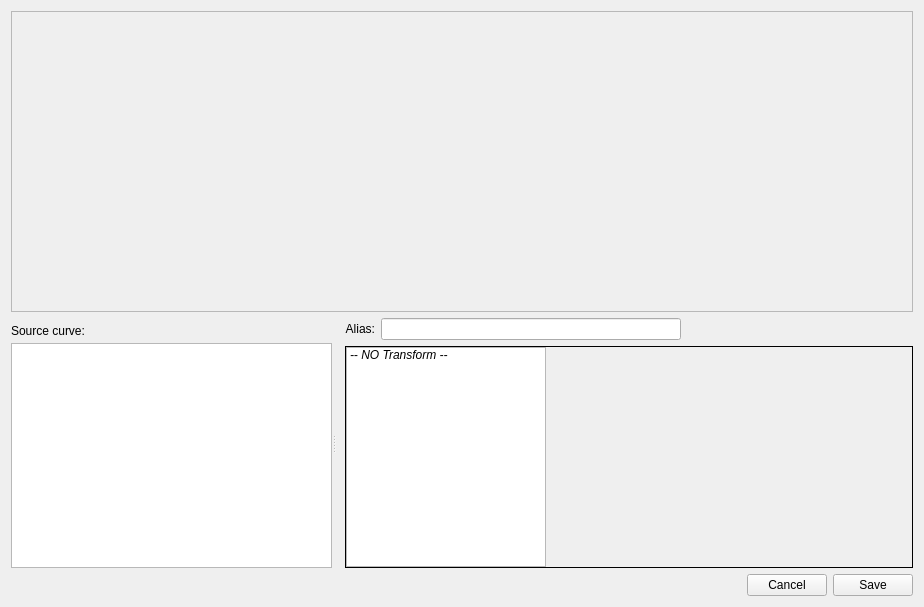
First picture: the form in plotter_gui/plotwidget_transforms.ui, repository ziparker/PlotJuggler, before the edit.
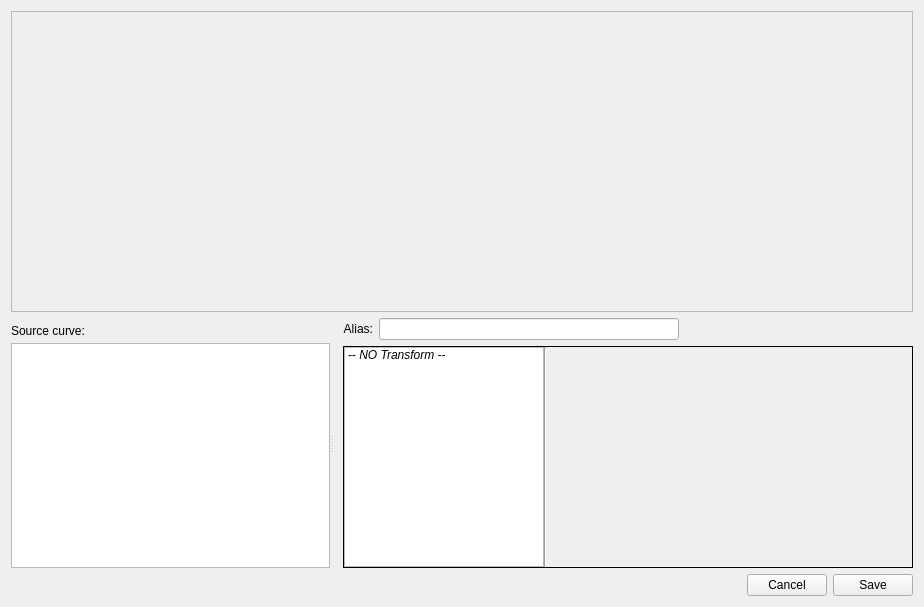
Second picture: the form after the edit.

What changed in the file:
```diff
--- a/plotter_gui/plotwidget_transforms.ui
+++ b/plotter_gui/plotwidget_transforms.ui
@@ -238,6 +238,13 @@
                </item>
               </widget>
              </item>
+             <item>
+              <widget class="Line" name="line">
+               <property name="orientation">
+                <enum>Qt::Vertical</enum>
+               </property>
+              </widget>
+             </item>
              <item>
               <widget class="QStackedWidget" name="stackedWidgetArguments">
                <property name="minimumSize">
```
